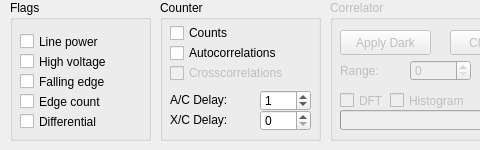
Before: the Qt Designer form line.ui in ahp-electronics/xc-gui, drawn with Qt 5; both pictures show x 0 to 480 and y 0 to 150 of the 1102 by 150 pixel window.
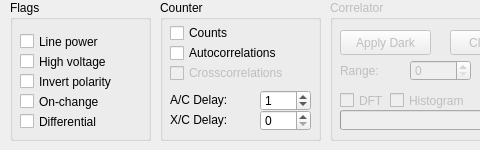
After: the same form once the commit is applied.

```diff
--- a/line.ui
+++ b/line.ui
@@ -61,7 +61,7 @@
      </rect>
     </property>
     <property name="text">
-     <string>Falling edge</string>
+     <string>Invert polarity</string>
     </property>
    </widget>
    <widget class="QCheckBox" name="flag3">
@@ -74,7 +74,7 @@
      </rect>
     </property>
     <property name="text">
-     <string>Edge count</string>
+     <string>On-change</string>
     </property>
    </widget>
    <widget class="QCheckBox" name="flag4">
```
